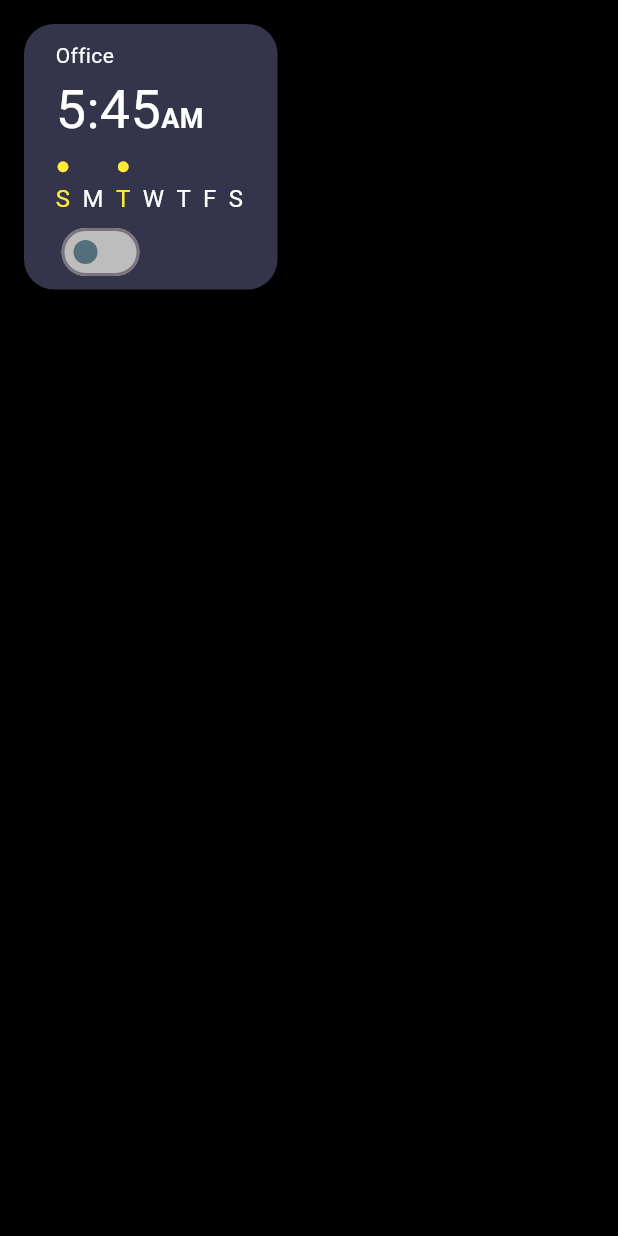
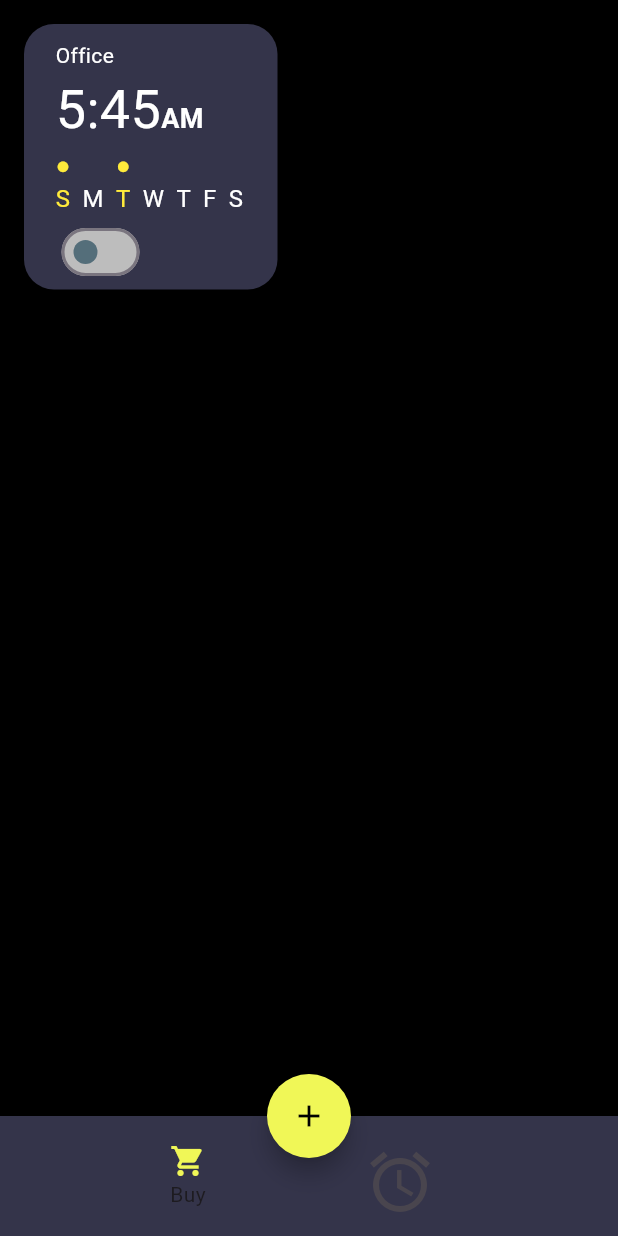
Before and after one commit to WaqasAhmed123/wakey-an-alarm-app, a Flutter app: the screen it shows after launch, on a phone screen of 412 x 824 dp. Run offline on Flutter 3.47's test engine with Material 2 defaults, Android fonts, the phone set to English and light mode, and no system bars.

Commit message:
bottom navigation bar added

```diff
--- a/lib/main.dart
+++ b/lib/main.dart
@@ -27,6 +27,7 @@ class MyApp extends StatelessWidget {
       debugShowCheckedModeBanner: false,
       title: 'Flutter Demo',
       theme: ThemeData(
+        primaryColor: const Color(0xFFF0F757),
         scaffoldBackgroundColor: Colors.black,
         colorScheme: ColorScheme.fromSeed(seedColor: Colors.deepPurple),
         useMaterial3: true,
--- a/lib/views/home.dart
+++ b/lib/views/home.dart
@@ -13,6 +13,45 @@
   Widget build(BuildContext context) {
     return SafeArea(
       child: Scaffold(
+        floatingActionButtonLocation: FloatingActionButtonLocation.centerDocked,
+        floatingActionButton: FloatingActionButton(
+          shape: const CircleBorder(),
+          onPressed: () {},
+          backgroundColor: Theme.of(context).primaryColor,
+          child: const Icon(
+            Icons.add,
+            color: Colors.black,
+          ),
+        ),
+        bottomNavigationBar: BottomAppBar(
+          color: const Color(0xFF34344A),
+          child: Row(
+            mainAxisAlignment: MainAxisAlignment.spaceEvenly,
+            children: [
+              InkWell(
+                splashColor: Colors.green,
+                onTap: () {},
+                child: Column(
+                  mainAxisAlignment: MainAxisAlignment.center,
+                  children: [
+                    Icon(
+                      Icons.shopping_cart,
+                      color: Theme.of(context).primaryColor,
+                      size: 24,
+                    ), // <-- Icon
+                    const Text("Buy"), // <-- Text
+                  ],
+                ),
+              ),
+              IconButton(
+                  onPressed: () {},
+                  icon: const Icon(
+                    Icons.alarm,
+                    size: 48,
+                  ))
+            ],
+          ),
+        ),
         body: Padding(
           padding: const EdgeInsets.all(16),
           child: Column(
--- a/lib/widgets/alarm_description.dart
+++ b/lib/widgets/alarm_description.dart
@@ -64,14 +64,11 @@ Widget alarmDescription(
                 ));
           })),
           Switch(
-              // thumb color (round icon)
-              // activeColor: Colors.amber,
               activeColor: const Color(0xFFFFFFFF),
               activeTrackColor: const Color(0xFFF0F757),
               inactiveThumbColor: Colors.blueGrey.shade600,
               inactiveTrackColor: Colors.grey.shade400,
               splashRadius: 50.0,
-              // boolean variable value
               value: homeViewModel.toggleAlarm,
               // changes the state of the switch
               onChanged: (value) => homeViewModel.onToggle()),
```
Also changed, not shown: lib/utils/text_style.dart (+11 -12 lines).
